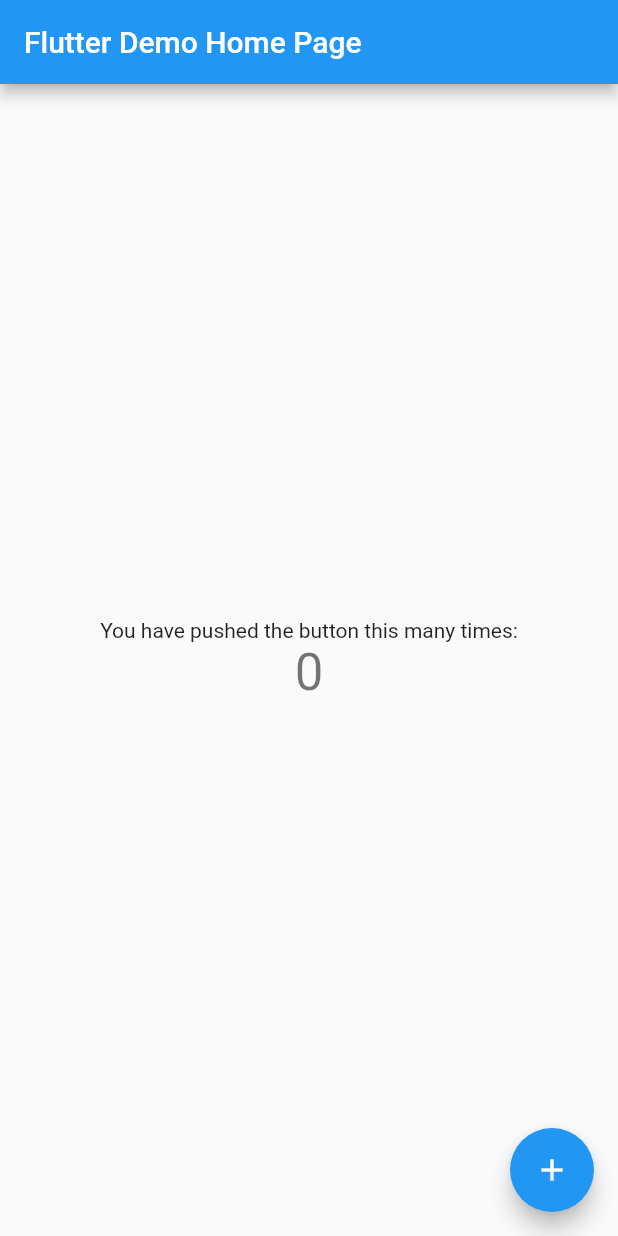
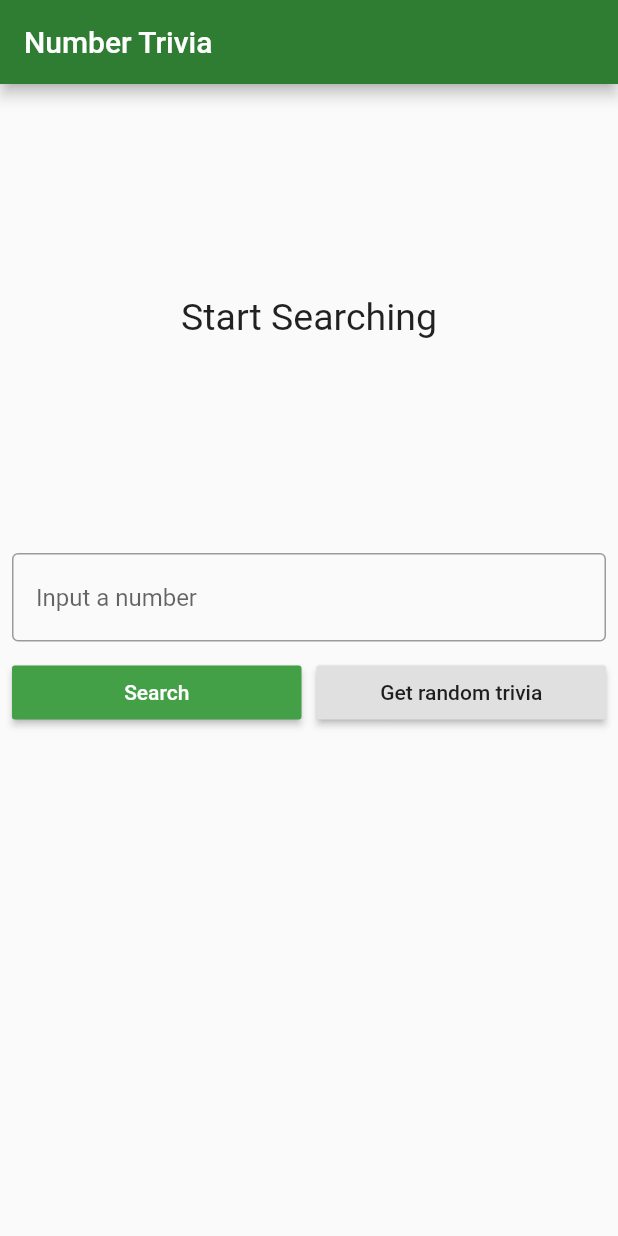
Before and after one commit to yagolasse/flutter-number-trivia, a Flutter app: the screen it shows after launch, on a phone screen of 412 x 824 dp. Run offline on Flutter 3.47's test engine with Material 2 defaults, Android fonts, the phone set to English and light mode, and no system bars; our stand-ins replace bloc, dartz, data_connection_checker, equatable, flutter_bloc, get_it and 1 more.

Commit message:
update: finished example project

```diff
--- /dev/null
+++ b/lib/core/resources/strings.dart
@@ -0,0 +1,4 @@
+const INVALID_INPUT_FAILURE_MESSAGE =
+    'Invalid Input - The number must be a positive integer or zero.';
+const String SERVER_FAILURE_MESSAGE = 'Server Failure';
+const String CACHE_FAILURE_MESSAGE = 'Cache Failure';
--- a/lib/features/number_trivia/presentation/bloc/number_trivia_bloc.dart
+++ b/lib/features/number_trivia/presentation/bloc/number_trivia_bloc.dart
@@ -5,6 +5,7 @@ import 'package:dartz/dartz.dart';
 import 'package:equatable/equatable.dart';
 import 'package:flutter/cupertino.dart';
 import 'package:number_trivia/core/error/failure.dart';
+import 'package:number_trivia/core/resources/strings.dart';
 import 'package:number_trivia/core/usecases/usecase.dart';
 import 'package:number_trivia/core/util/input_converter.dart';
 import 'package:number_trivia/features/number_trivia/domain/entities/number_trivia.dart';
--- /dev/null
+++ b/lib/features/number_trivia/presentation/pages/number_trivia_page.dart
@@ -0,0 +1,126 @@
+import 'package:flutter/material.dart';
+import 'package:flutter/widgets.dart';
+import 'package:flutter_bloc/flutter_bloc.dart';
+import 'package:number_trivia/features/number_trivia/presentation/bloc/number_trivia_bloc.dart';
+import 'package:number_trivia/features/number_trivia/presentation/widgets/loading_widget.dart';
+import 'package:number_trivia/features/number_trivia/presentation/widgets/message_display.dart';
+import 'package:number_trivia/features/number_trivia/presentation/widgets/trivia_display.dart';
+import 'package:number_trivia/injection_container.dart';
+
+class NumberTriviaPage extends StatelessWidget {
+  @override
+  Widget build(BuildContext context) {
+    return Scaffold(
+      appBar: AppBar(
+        title: Text('Number Trivia'),
+      ),
+      body: SingleChildScrollView(
+        child: _buildBody(context),
+      ),
+    );
+  }
+
+  BlocProvider<NumberTriviaBloc> _buildBody(BuildContext context) {
+    return BlocProvider(
+      create: (_) => sl<NumberTriviaBloc>(),
+      child: Center(
+        child: Padding(
+          padding: const EdgeInsets.all(8.0),
+          child: Column(
+            children: <Widget>[
+              SizedBox(height: 10),
+              BlocBuilder<NumberTriviaBloc, NumberTriviaState>(
+                builder: (context, state) {
+                  if (state is Loading) {
+                    return LoadingWidget();
+                  } else if (state is Error) {
+                    return MessageDisplay(
+                      message: state.message,
+                    );
+                  } else if (state is Loaded) {
+                    return TriviaDisplay(
+                      numberTrivia: state.trivia,
+                    );
+                  }
+                  // If state is loading
+                  return MessageDisplay(
+                    message: 'Start Searching',
+                  );
+                },
+              ),
+              SizedBox(height: 20),
+              TriviaControls(),
+            ],
+          ),
+        ),
+      ),
+    );
+  }
+}
+
+class TriviaControls extends StatefulWidget {
+  @override
+  _TriviaControlsState createState() => _TriviaControlsState();
+}
+
+class _TriviaControlsState extends State<TriviaControls> {
+  final controller = TextEditingController();
+  String inputString;
+
+  @override
+  Widget build(BuildContext context) {
+    return Container(
+      child: Column(
+        children: <Widget>[
+          TextField(
+            controller: controller,
+            keyboardType: TextInputType.number,
+            decoration: InputDecoration(
+              border: OutlineInputBorder(),
+              hintText: ' Input a number',
+            ),
+            onChanged: (value) {
+              inputString = value;
+            },
+            onSubmitted: (_) {
+              dispatchConcrete();
+            },
+          ),
+          SizedBox(
+            height: 10,
+          ),
+          Row(
+            children: <Widget>[
+              Expanded(
+                child: RaisedButton(
+                  child: Text('Search'),
+                  color: Theme.of(context).accentColor,
+                  textTheme: ButtonTextTheme.primary,
+                  onPressed: dispatchConcrete,
+                ),
+              ),
+              SizedBox(width: 10),
+              Expanded(
+                child: RaisedButton(
+                  child: Text('Get random trivia'),
+                  onPressed: dispatchRandom,
+                ),
+              )
+            ],
+          )
+        ],
+      ),
+    );
+  }
+
+  void dispatchConcrete() {
+    controller.clear();
+    BlocProvider.of<NumberTriviaBloc>(context)
+        .add(GetTriviaForConcreteNumber(inputString));
+  }
+
+  void dispatchRandom() {
+    controller.clear();
+    BlocProvider.of<NumberTriviaBloc>(context).add(GetTriviaForRandomNumber());
+  }
+}
--- /dev/null
+++ b/lib/features/number_trivia/presentation/widgets/message_display.dart
@@ -0,0 +1,23 @@
+import 'package:flutter/material.dart';
+
+class MessageDisplay extends StatelessWidget {
+  final String message;
+
+  MessageDisplay({Key key, @required this.message}) : super(key: key);
+
+  @override
+  Widget build(BuildContext context) {
+    return Container(
+      height: MediaQuery.of(context).size.height / 3,
+      child: Center(
+        child: SingleChildScrollView(
+          child: Text(
+            message,
+            style: TextStyle(fontSize: 25),
+            textAlign: TextAlign.center,
+          ),
+        ),
+      ),
+    );
+  }
+}
--- a/lib/main.dart
+++ b/lib/main.dart
@@ -1,7 +1,10 @@
+import 'package:number_trivia/features/number_trivia/presentation/pages/number_trivia_page.dart';
+
 import 'injection_container.dart' as di;
 import 'package:flutter/material.dart';
 
 void main() async {
+  WidgetsFlutterBinding.ensureInitialized();
   await di.init();
   runApp(MyApp());
 }
@@ -11,105 +14,12 @@ class MyApp extends StatelessWidget {
   @override
   Widget build(BuildContext context) {
     return MaterialApp(
-      title: 'Flutter Demo',
+      title: 'Number Trivia',
       theme: ThemeData(
-        // This is the theme of your application.
-        //
-        // Try running your application with "flutter run". You'll see the
-        // application has a blue toolbar. Then, without quitting the app, try
-        // changing the primarySwatch below to Colors.green and then invoke
-        // "hot reload" (press "r" in the console where you ran "flutter run",
-        // or simply save your changes to "hot reload" in a Flutter IDE).
-        // Notice that the counter didn't reset back to zero; the application
-        // is not restarted.
-        primarySwatch: Colors.blue,
+        primaryColor: Colors.green.shade800,
+        accentColor: Colors.green.shade600,
       ),
-      home: MyHomePage(title: 'Flutter Demo Home Page'),
+      home: NumberTriviaPage(),
     );
   }
 }
-
-class MyHomePage extends StatefulWidget {
-  MyHomePage({Key key, this.title}) : super(key: key);
-
-  // This widget is the home page of your application. It is stateful, meaning
-  // that it has a State object (defined below) that contains fields that affect
-  // how it looks.
-
-  // This class is the configuration for the state. It holds the values (in this
-  // case the title) provided by the parent (in this case the App widget) and
-  // used by the build method of the State. Fields in a Widget subclass are
-  // always marked "final".
-
-  final String title;
-
-  @override
-  _MyHomePageState createState() => _MyHomePageState();
-}
-
-class _MyHomePageState extends State<MyHomePage> {
-  int _counter = 0;
-
-  void _incrementCounter() {
-    setState(() {
-      // This call to setState tells the Flutter framework that something has
-      // changed in this State, which causes it to rerun the build method below
-      // so that the display can reflect the updated values. If we changed
-      // _counter without calling setState(), then the build method would not be
-      // called again, and so nothing would appear to happen.
-      _counter++;
-    });
-  }
-
-  @override
-  Widget build(BuildContext context) {
-    // This method is rerun every time setState is called, for instance as done
-    // by the _incrementCounter method above.
-    //
-    // The Flutter framework has been optimized to make rerunning build methods
-    // fast, so that you can just rebuild anything that needs updating rather
-    // than having to individually change instances of widgets.
-    return Scaffold(
-      appBar: AppBar(
-        // Here we take the value from the MyHomePage object that was created by
-        // the App.build method, and use it to set our appbar title.
-        title: Text(widget.title),
-      ),
-      body: Center(
-        // Center is a layout widget. It takes a single child and positions it
-        // in the middle of the parent.
-        child: Column(
-          // Column is also a layout widget. It takes a list of children and
-          // arranges them vertically. By default, it sizes itself to fit its
-          // children horizontally, and tries to be as tall as its parent.
-          //
-          // Invoke "debug painting" (press "p" in the console, choose the
-          // "Toggle Debug Paint" action from the Flutter Inspector in Android
-          // Studio, or the "Toggle Debug Paint" command in Visual Studio Code)
-          // to see the wireframe for each widget.
-          //
-          // Column has various properties to control how it sizes itself and
-          // how it positions its children. Here we use mainAxisAlignment to
-          // center the children vertically; the main axis here is the vertical
-          // axis because Columns are vertical (the cross axis would be
-          // horizontal).
-          mainAxisAlignment: MainAxisAlignment.center,
-          children: <Widget>[
-            Text(
-              'You have pushed the button this many times:',
-            ),
-            Text(
-              '$_counter',
-              style: Theme.of(context).textTheme.display1,
-            ),
-          ],
-        ),
-      ),
-      floatingActionButton: FloatingActionButton(
-        onPressed: _incrementCounter,
-        tooltip: 'Increment',
-        child: Icon(Icons.add),
-      ), // This trailing comma makes auto-formatting nicer for build methods.
-    );
-  }
-}
```
Also changed, not shown: lib/features/number_trivia/presentation/widgets/loading_widget.dart (added, +13 -0 lines), lib/features/number_trivia/presentation/widgets/trivia_display.dart (added, +37 -0 lines), 1 other file.
